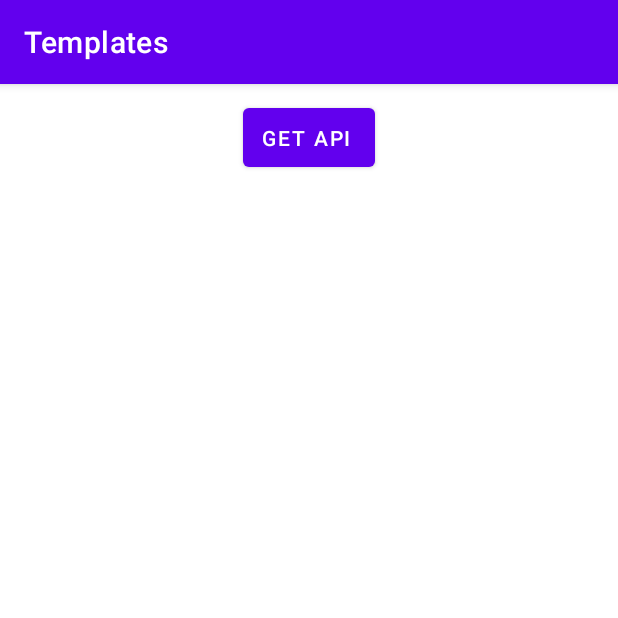
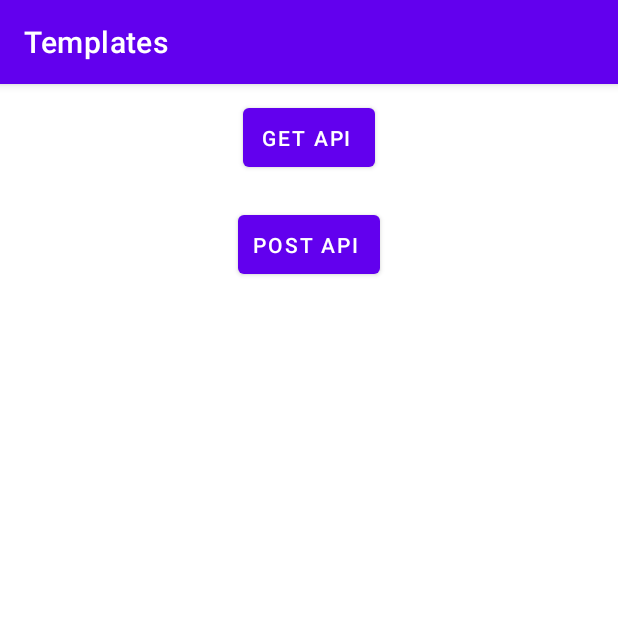
Before and after one commit to RiteshBakare/Templates-Android, an Android app: the APIActivity screen opened directly, with no data from a screen before it, on a phone screen of 412 x 824 dp, the top half of it. Run offline under Robolectric (Android 15) with nearby library versions, the light colour scheme and no system bars.

Commit message:
POST API Done

```diff
--- a/app/src/main/AndroidManifest.xml
+++ b/app/src/main/AndroidManifest.xml
@@ -9,7 +9,7 @@
     <uses-permission android:name="android.permission.CALL_PHONE" />
     <uses-permission android:name="android.permission.READ_CONTACTS" />
     <uses-permission android:name="android.permission.READ_SMS" />
-    <uses-permission android:name="android.permission.INTERNET"/>
+    <uses-permission android:name="android.permission.INTERNET" />
 
     <application
         android:allowBackup="true"
@@ -20,6 +20,9 @@
         android:supportsRtl="true"
         android:theme="@style/Theme.Templates"
         tools:targetApi="31">
+        <activity
+            android:name=".AllAboutAPI.POSTAPIActivity"
+            android:exported="false" />
         <activity
             android:name=".AllAboutAPI.GETAPIActivity"
             android:exported="false" />
--- a/app/src/main/java/ritesh/bakare420/atgmail/com/demo/templates/AllAboutAPI/APIActivity.kt
+++ b/app/src/main/java/ritesh/bakare420/atgmail/com/demo/templates/AllAboutAPI/APIActivity.kt
@@ -19,7 +19,9 @@ class APIActivity : AppCompatActivity() {
             startActivity(Intent(this, GETAPIActivity::class.java))
         }
 
-
+        binding.btnPOSTAPI.setOnClickListener {
+            startActivity(Intent(this,POSTAPIActivity::class.java))
+        }
     }
 
 
--- a/app/src/main/java/ritesh/bakare420/atgmail/com/demo/templates/AllAboutAPI/User.kt
+++ b/app/src/main/java/ritesh/bakare420/atgmail/com/demo/templates/AllAboutAPI/User.kt
@@ -3,7 +3,7 @@ package ritesh.bakare420.atgmail.com.demo.templates.AllAboutAPI
 // Store this User in package called Models
 
 data class User(
-    val id: Int,
+    val id: Int?,
     val body: String,
     val title: String,
     val userId: Int
--- a/app/src/main/res/layout/activity_apiactivity.xml
+++ b/app/src/main/res/layout/activity_apiactivity.xml
@@ -18,4 +18,14 @@
         android:layout_margin="10dp"
         />
 
+    <Button
+        android:id="@+id/btnPOSTAPI"
+        android:layout_width="wrap_content"
+        android:layout_height="wrap_content"
+        android:text="POST API "
+        android:layout_gravity="center"
+        android:padding="10dp"
+        android:layout_margin="10dp"
+        />
+
 </LinearLayout>
```
Also changed, not shown: app/src/main/java/ritesh/bakare420/atgmail/com/demo/templates/AllAboutAPI/ApiInterface.kt (+10 -0 lines), app/src/main/java/ritesh/bakare420/atgmail/com/demo/templates/AllAboutAPI/POSTAPIActivity.kt (added, +63 -0 lines), app/src/main/res/layout/activity_postapiactivity.xml (added, +9 -0 lines).
